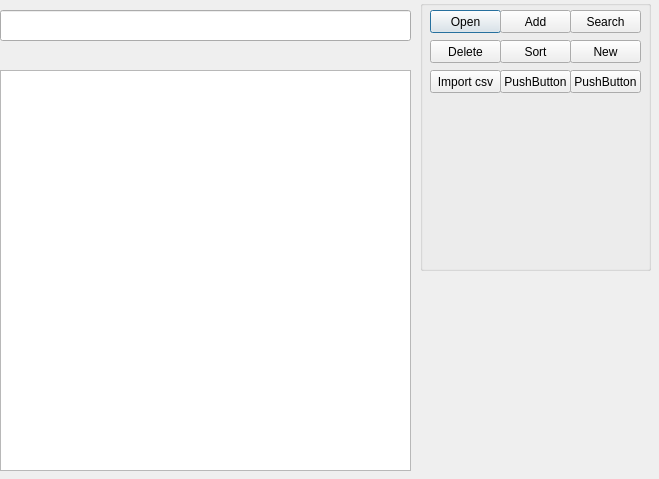
Technic47/Home_work_Python_8, file UI.ui: the form before one commit.
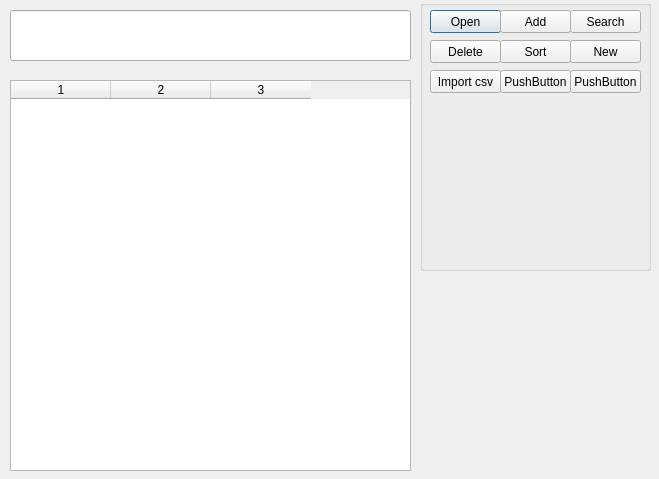
The form after the commit.

```diff
--- a/UI.ui
+++ b/UI.ui
@@ -13,16 +13,6 @@
   <property name="windowTitle">
    <string>Dialog</string>
   </property>
-  <widget class="QTextBrowser" name="textBrowser">
-   <property name="geometry">
-    <rect>
-     <x>0</x>
-     <y>70</y>
-     <width>411</width>
-     <height>401</height>
-    </rect>
-   </property>
-  </widget>
   <widget class="QGroupBox" name="groupBox">
    <property name="geometry">
     <rect>
@@ -156,13 +146,32 @@
   <widget class="QLineEdit" name="input">
    <property name="geometry">
     <rect>
-     <x>0</x>
+     <x>10</x>
      <y>10</y>
-     <width>411</width>
-     <height>31</height>
+     <width>401</width>
+     <height>51</height>
     </rect>
    </property>
   </widget>
+  <widget class="QTableWidget" name="table">
+   <property name="geometry">
+    <rect>
+     <x>10</x>
+     <y>80</y>
+     <width>401</width>
+     <height>391</height>
+    </rect>
+   </property>
+   <property name="rowCount">
+    <number>0</number>
+   </property>
+   <property name="columnCount">
+    <number>3</number>
+   </property>
+   <column/>
+   <column/>
+   <column/>
+  </widget>
  </widget>
  <resources/>
  <connections/>
```
